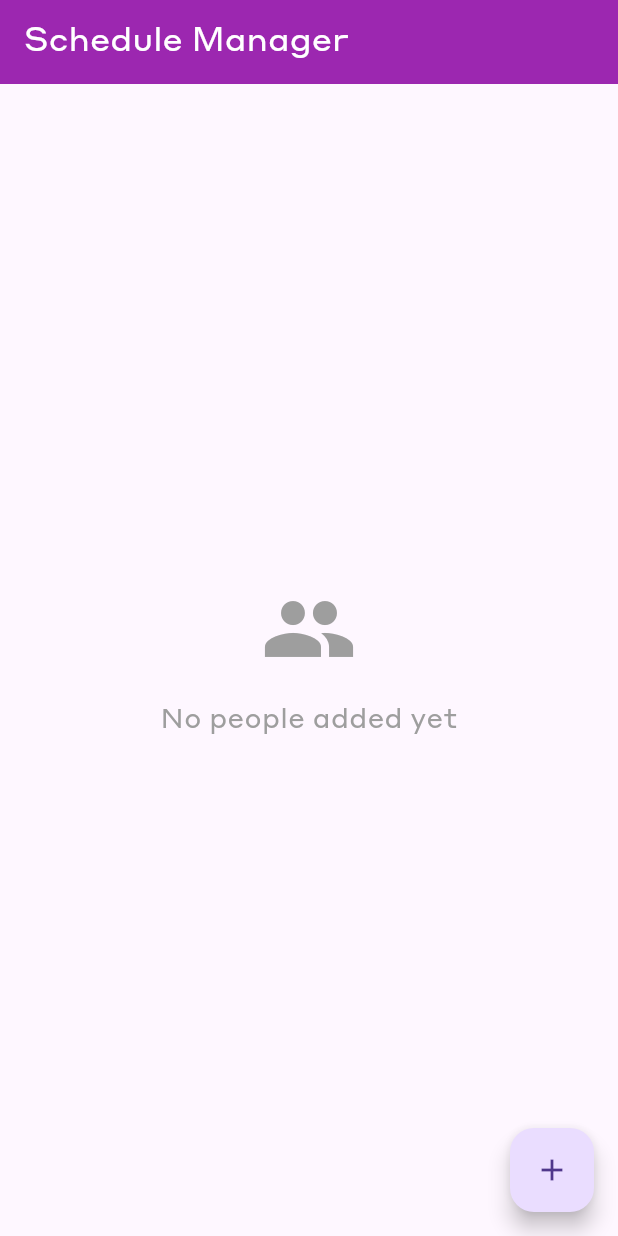
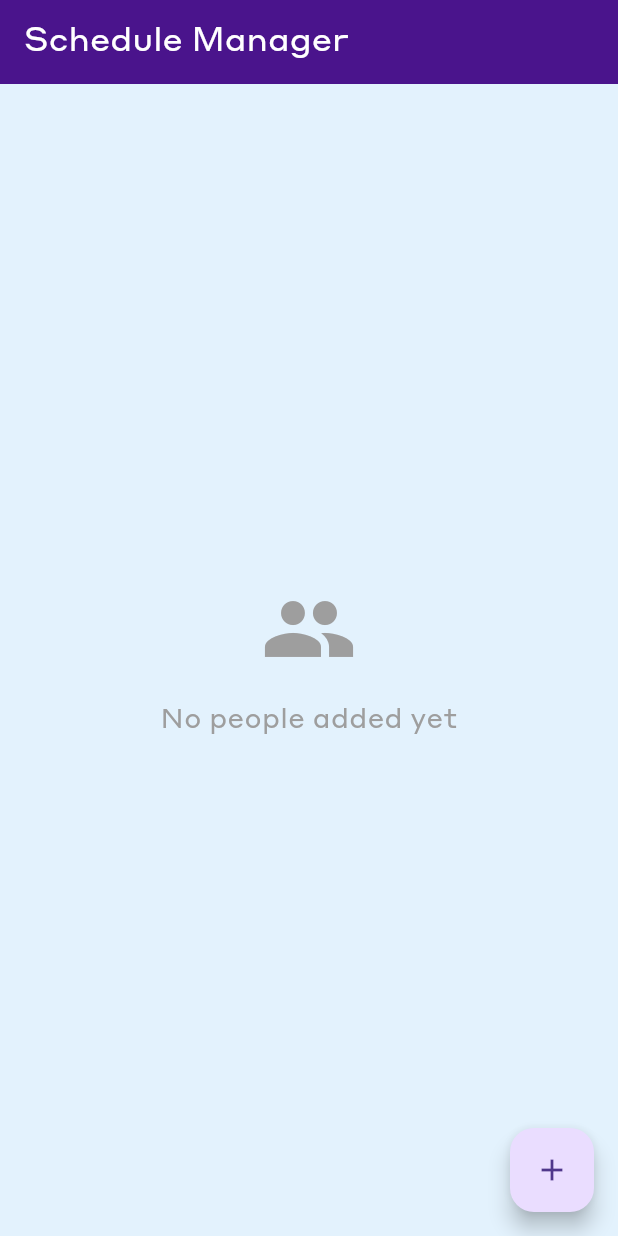
Before and after one commit to flutify-sa/schedule, a Flutter app: the screen it shows after launch, on a phone screen of 412 x 824 dp. Run offline on Flutter 3.47's test engine with Material 3 defaults, Android fonts, the phone set to English and light mode, and no system bars; our stand-ins replace shared_preferences.

Commit message:
ui changes

```diff
--- a/lib/home_screen.dart
+++ b/lib/home_screen.dart
@@ -66,10 +66,10 @@ class HomeScreenState extends State<HomeScreen> {
       );
     }
 
-    return Scaffold(
+    return Scaffold(backgroundColor: Colors.blue.shade50,
       appBar: AppBar(foregroundColor: Colors.white,
         title: Text('Schedule Manager'),
-        backgroundColor: Colors.purple,
+        backgroundColor: Colors.purple.shade900,
       ),
       body: people.isEmpty
           ? Center(
--- a/lib/person_task_screen.dart
+++ b/lib/person_task_screen.dart
@@ -66,7 +66,7 @@ class PersonTasksScreenState extends State<PersonTasksScreen> {
     return Scaffold(
       appBar: AppBar(foregroundColor: Colors.white,
         title: Text('${person.fullName} - Tasks'),
-        backgroundColor: Colors.purple,
+        backgroundColor: Colors.purple.shade900,
       ),
       body: person.tasks.isEmpty
           ? Center(
```
